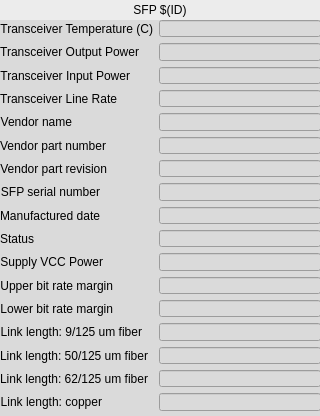
Above: evgMrmApp/opi/EVG/G_EVG_sfp.ui from paulscherrerinstitute/mrfioc2 before the change. Below: the same form after it.
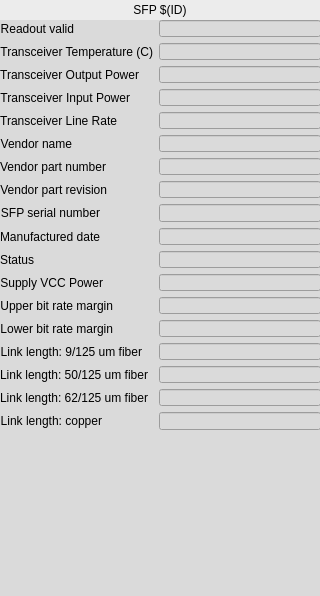
That is the form after the change. Custom widgets are drawn as their Qt base class.

Commit message: SFP: validity of readouts only printed at init and exposed to the user

Patch:
```diff
--- a/evgMrmApp/opi/EVG/G_EVG_sfp.ui
+++ b/evgMrmApp/opi/EVG/G_EVG_sfp.ui
@@ -7,7 +7,7 @@
     <x>0</x>
     <y>0</y>
     <width>320</width>
-    <height>416</height>
+    <height>596</height>
    </rect>
   </property>
   <property name="windowTitle">
@@ -41,14 +41,14 @@
      <x>0</x>
      <y>20</y>
      <width>321</width>
-     <height>391</height>
+     <height>410</height>
     </rect>
    </property>
    <layout class="QFormLayout" name="formLayout">
     <property name="fieldGrowthPolicy">
      <enum>QFormLayout::AllNonFixedFieldsGrow</enum>
     </property>
-    <item row="0" column="0">
+    <item row="1" column="0">
      <widget class="QLabel" name="label_16">
       <property name="text">
        <string>Transceiver Temperature (C)</string>
@@ -58,7 +58,7 @@
       </property>
      </widget>
     </item>
-    <item row="0" column="1">
+    <item row="1" column="1">
      <widget class="caLineEdit" name="calineedit_6">
       <property name="channel" stdset="0">
        <string notr="true">$(EVG):SFP$(ID)-T-I</string>
@@ -68,7 +68,7 @@
       </property>
      </widget>
     </item>
-    <item row="1" column="0">
+    <item row="2" column="0">
      <widget class="QLabel" name="label_17">
       <property name="text">
        <string>Transceiver Output Power</string>
@@ -78,7 +78,7 @@
       </property>
      </widget>
     </item>
-    <item row="1" column="1">
+    <item row="2" column="1">
      <widget class="caLineEdit" name="calineedit_7">
       <property name="channel" stdset="0">
        <string notr="true">$(EVG):SFP$(ID)-Pwr-TX-I</string>
@@ -88,7 +88,7 @@
       </property>
      </widget>
     </item>
-    <item row="2" column="0">
+    <item row="3" column="0">
      <widget class="QLabel" name="label_18">
       <property name="text">
        <string>Transceiver Input Power</string>
@@ -98,7 +98,7 @@
       </property>
      </widget>
     </item>
-    <item row="2" column="1">
+    <item row="3" column="1">
      <widget class="caLineEdit" name="calineedit_8">
       <property name="channel" stdset="0">
        <string notr="true">$(EVG):SFP$(ID)-Pwr-RX-I</string>
@@ -108,7 +108,7 @@
       </property>
      </widget>
     </item>
-    <item row="3" column="0">
+    <item row="4" column="0">
      <widget class="QLabel" name="label_19">
       <property name="text">
        <string>Transceiver Line Rate</string>
@@ -118,14 +118,14 @@
       </property>
      </widget>
     </item>
-    <item row="3" column="1">
+    <item row="4" column="1">
      <widget class="caLineEdit" name="calineedit_9">
       <property name="channel" stdset="0">
        <string notr="true">$(EVG):SFP$(ID)-Speed-Link-I</string>
       </property>
      </widget>
     </item>
-    <item row="4" column="0">
+    <item row="5" column="0">
      <widget class="QLabel" name="label_20">
       <property name="text">
        <string>Vendor name</string>
@@ -135,7 +135,7 @@
       </property>
      </widget>
     </item>
-    <item row="4" column="1">
+    <item row="5" column="1">
      <widget class="caLineEdit" name="calineedit_10">
       <property name="channel" stdset="0">
        <string notr="true">$(EVG):SFP$(ID)-Vendor-I</string>
@@ -145,7 +145,7 @@
       </property>
      </widget>
     </item>
-    <item row="5" column="0">
+    <item row="6" column="0">
      <widget class="QLabel" name="label_21">
       <property name="text">
        <string>Vendor part number</string>
@@ -155,7 +155,7 @@
       </property>
      </widget>
     </item>
-    <item row="5" column="1">
+    <item row="6" column="1">
      <widget class="caLineEdit" name="calineedit_11">
       <property name="channel" stdset="0">
        <string notr="true">$(EVG):SFP$(ID)-Part-I</string>
@@ -165,7 +165,7 @@
       </property>
      </widget>
     </item>
-    <item row="6" column="0">
+    <item row="7" column="0">
      <widget class="QLabel" name="label_22">
       <property name="text">
        <string>Vendor part revision</string>
@@ -175,7 +175,7 @@
       </property>
      </widget>
     </item>
-    <item row="6" column="1">
+    <item row="7" column="1">
      <widget class="caLineEdit" name="calineedit_12">
       <property name="channel" stdset="0">
        <string notr="true">$(EVG):SFP$(ID)-Rev-I</string>
@@ -185,7 +185,7 @@
       </property>
      </widget>
     </item>
-    <item row="7" column="0">
+    <item row="8" column="0">
      <widget class="QLabel" name="label_23">
       <property name="text">
        <string>SFP serial number</string>
@@ -195,7 +195,7 @@
       </property>
      </widget>
     </item>
-    <item row="7" column="1">
+    <item row="8" column="1">
      <widget class="caLineEdit" name="calineedit_13">
       <property name="channel" stdset="0">
        <string notr="true">$(EVG):SFP$(ID)-Serial-I</string>
@@ -205,7 +205,7 @@
       </property>
      </widget>
     </item>
-    <item row="8" column="0">
+    <item row="9" column="0">
      <widget class="QLabel" name="label_25">
       <property name="text">
        <string>Manufactured date</string>
@@ -215,7 +215,7 @@
       </property>
      </widget>
     </item>
-    <item row="8" column="1">
+    <item row="9" column="1">
      <widget class="caLineEdit" name="calineedit_14">
       <property name="channel" stdset="0">
        <string notr="true">$(EVG):SFP$(ID)-Date-Manu-I</string>
@@ -225,7 +225,7 @@
       </property>
      </widget>
     </item>
-    <item row="9" column="0">
+    <item row="10" column="0">
      <widget class="QLabel" name="label_26">
       <property name="text">
        <string>Status</string>
@@ -235,7 +235,7 @@
       </property>
      </widget>
     </item>
-    <item row="9" column="1">
+    <item row="10" column="1">
      <widget class="caLineEdit" name="calineedit_15">
       <property name="channel" stdset="0">
        <string notr="true">$(EVG):SFP$(ID)-Status-I</string>
@@ -245,7 +245,7 @@
       </property>
      </widget>
     </item>
-    <item row="10" column="0">
+    <item row="11" column="0">
      <widget class="QLabel" name="label_28">
       <property name="text">
        <string>Supply VCC Power</string>
@@ -255,7 +255,7 @@
       </property>
      </widget>
     </item>
-    <item row="11" column="0">
+    <item row="12" column="0">
      <widget class="QLabel" name="label_29">
       <property name="text">
        <string>Upper bit rate margin</string>
@@ -265,7 +265,7 @@
       </property>
      </widget>
     </item>
-    <item row="12" column="0">
+    <item row="13" column="0">
      <widget class="QLabel" name="label_30">
       <property name="text">
        <string>Lower bit rate margin</string>
@@ -275,7 +275,7 @@
       </property>
      </widget>
     </item>
-    <item row="13" column="0">
+    <item row="14" column="0">
      <widget class="QLabel" name="label_31">
       <property name="text">
        <string>Link length: 9/125 um fiber</string>
@@ -285,7 +285,7 @@
       </property>
      </widget>
     </item>
-    <item row="14" column="0">
+    <item row="15" column="0">
      <widget class="QLabel" name="label_32">
       <property name="text">
        <string>Link length: 50/125 um fiber</string>
@@ -295,7 +295,7 @@
       </property>
      </widget>
     </item>
-    <item row="15" column="0">
+    <item row="16" column="0">
      <widget class="QLabel" name="label_33">
       <property name="text">
        <string>Link length: 62/125 um fiber</string>
@@ -305,7 +305,7 @@
       </property>
      </widget>
     </item>
-    <item row="16" column="0">
+    <item row="17" column="0">
      <widget class="QLabel" name="label_34">
       <property name="text">
        <string>Link length: copper</string>
@@ -315,7 +315,7 @@
       </property>
      </widget>
     </item>
-    <item row="10" column="1">
+    <item row="11" column="1">
      <widget class="caLineEdit" name="calineedit_17">
       <property name="channel" stdset="0">
        <string notr="true">$(EVG):SFP$(ID)-PowerVCC-I</string>
@@ -325,7 +325,7 @@
       </property>
      </widget>
     </item>
-    <item row="11" column="1">
+    <item row="12" column="1">
      <widget class="caLineEdit" name="calineedit_18">
       <property name="channel" stdset="0">
        <string notr="true">$(EVG):SFP$(ID)-BitRate-upper-I</string>
@@ -335,7 +335,7 @@
       </property>
      </widget>
     </item>
-    <item row="12" column="1">
+    <item row="13" column="1">
      <widget class="caLineEdit" name="calineedit_19">
       <property name="channel" stdset="0">
        <string notr="true">$(EVG):SFP$(ID)-BitRate-lower-I</string>
@@ -345,7 +345,7 @@
       </property>
      </widget>
     </item>
-    <item row="13" column="1">
+    <item row="14" column="1">
      <widget class="caLineEdit" name="calineedit_16">
       <property name="channel" stdset="0">
        <string notr="true">$(EVG):SFP$(ID)-LinkLength-9fiber-I</string>
@@ -355,7 +355,7 @@
       </property>
      </widget>
     </item>
-    <item row="14" column="1">
+    <item row="15" column="1">
      <widget class="caLineEdit" name="calineedit_20">
       <property name="channel" stdset="0">
        <string notr="true">$(EVG):SFP$(ID)-LinkLength-50fiber-I</string>
@@ -365,7 +365,7 @@
       </property>
      </widget>
     </item>
-    <item row="15" column="1">
+    <item row="16" column="1">
      <widget class="caLineEdit" name="calineedit_21">
       <property name="channel" stdset="0">
        <string notr="true">$(EVG):SFP$(ID)-LinkLength-62fiber-I</string>
@@ -375,7 +375,7 @@
       </property>
      </widget>
     </item>
-    <item row="16" column="1">
+    <item row="17" column="1">
      <widget class="caLineEdit" name="calineedit_22">
       <property name="channel" stdset="0">
        <string notr="true">$(EVG):SFP$(ID)-LinkLength-copper-I</string>
@@ -385,6 +385,26 @@
       </property>
      </widget>
     </item>
+    <item row="0" column="0">
+     <widget class="QLabel" name="label_24">
+      <property name="text">
+       <string>Readout valid</string>
+      </property>
+      <property name="alignment">
+       <set>Qt::AlignRight|Qt::AlignTrailing|Qt::AlignVCenter</set>
+      </property>
+     </widget>
+    </item>
+    <item row="0" column="1">
+     <widget class="caLineEdit" name="calineedit_23">
+      <property name="channel" stdset="0">
+       <string notr="true">$(EVG):SFP$(ID)-Valid-I</string>
+      </property>
+      <property name="unitsEnabled">
+       <bool>true</bool>
+      </property>
+     </widget>
+    </item>
    </layout>
   </widget>
  </widget>
```
The commit also changes 8 other files.
